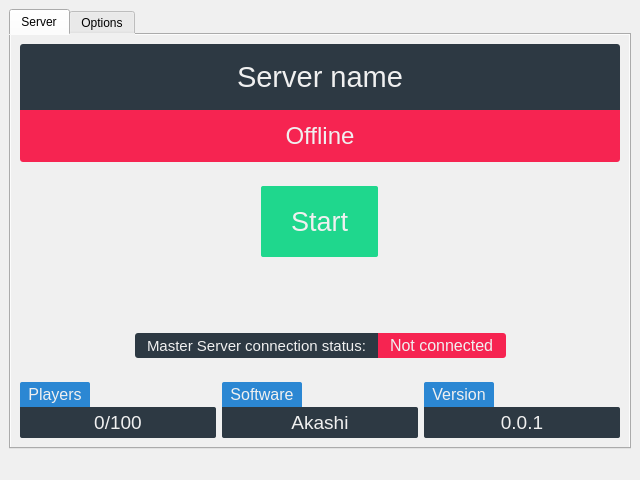
Qt form resource/forms/akashimain.ui (AttorneyOnline/akashi) before a commit.
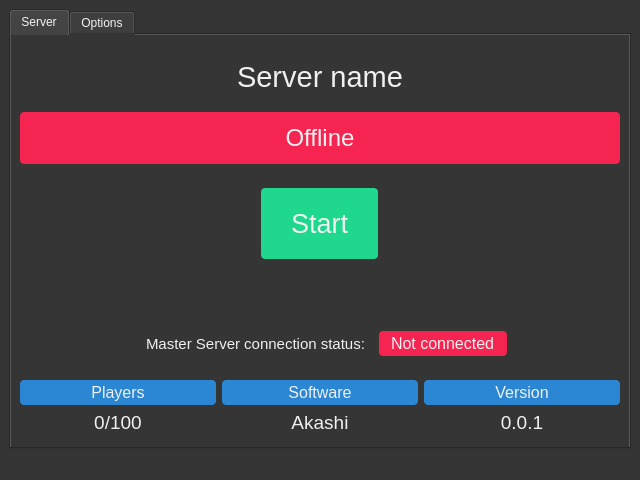
The same form after that commit.

Commit message: Add AGPL notice

```diff
--- a/resource/forms/akashimain.ui
+++ b/resource/forms/akashimain.ui
@@ -25,7 +25,8 @@
    <enum>Qt::LeftToRight</enum>
   </property>
   <property name="styleSheet">
-   <string notr="true">background-color: rgb(240, 240, 240);</string>
+   <string notr="true">/*background-color: rgb(240, 240, 240);*/
+background-color: rgb(53, 53, 53);</string>
   </property>
   <property name="tabShape">
    <enum>QTabWidget::Rounded</enum>
@@ -37,11 +38,17 @@
     </font>
    </property>
    <layout class="QHBoxLayout" name="horizontalLayout">
+    <property name="spacing">
+     <number>0</number>
+    </property>
     <item>
      <widget class="QTabWidget" name="tabWidget">
       <property name="autoFillBackground">
        <bool>false</bool>
       </property>
+      <property name="styleSheet">
+       <string notr="true">color: rgb(243, 243, 243);</string>
+      </property>
       <property name="currentIndex">
        <number>0</number>
       </property>
@@ -68,6 +75,15 @@
         <property name="leftMargin">
          <number>9</number>
         </property>
+        <property name="topMargin">
+         <number>9</number>
+        </property>
+        <property name="rightMargin">
+         <number>9</number>
+        </property>
+        <property name="bottomMargin">
+         <number>9</number>
+        </property>
         <item>
          <widget class="QLabel" name="label_ServerName">
           <property name="enabled">
@@ -91,11 +107,12 @@
            <bool>false</bool>
           </property>
           <property name="styleSheet">
-           <string notr="true">background-color: rgb(45, 57, 67);
+           <string notr="true">/*background-color: rgb(45, 57, 67);*/
+background-color: rgba(191, 64, 64, 0);
 color: rgb(240, 240, 240);
 padding: 16px 3px 16px 3px;
-border-top-left-radius: 3px;
-border-top-right-radius: 3px;</string>
+border-radius: 4px;
+/*background-color: qlineargradient(spread:pad, x1:0, y1:1, x2:0, y2:0, stop:0 rgba(11, 24, 35, 255), stop:1 rgba(61, 73, 82, 255));*/</string>
           </property>
           <property name="text">
            <string>Server name</string>
@@ -105,6 +122,22 @@
           </property>
          </widget>
         </item>
+        <item>
+         <spacer name="verticalSpacer">
+          <property name="orientation">
+           <enum>Qt::Vertical</enum>
+          </property>
+          <property name="sizeType">
+           <enum>QSizePolicy::Fixed</enum>
+          </property>
+          <property name="sizeHint" stdset="0">
+           <size>
+            <width>2</width>
+            <height>2</height>
+           </size>
+          </property>
+         </spacer>
+        </item>
         <item>
          <widget class="QLabel" name="label_ServerStatus">
           <property name="sizePolicy">
@@ -122,8 +155,8 @@
            <string notr="true">color: rgb(240, 240, 240);
 background-color: rgb(246, 36, 81);
 padding: 12px 18px 12px 18px;
-border-bottom-left-radius: 3px;
-border-bottom-right-radius: 3px;</string>
+border-radius: 4px;
+/*background-color: qlineargradient(spread:pad, x1:0, y1:1, x2:0, y2:0, stop:0 rgba(202, 0, 43, 255), stop:1 rgba(255, 43, 89, 255));*/</string>
           </property>
           <property name="text">
            <string>Offline</string>
@@ -194,8 +227,9 @@
             <property name="styleSheet">
              <string notr="true">QPushButton {
     border: none;
-    border-radius: 2px;
+    border-radius: 4px;
 	background-color: rgb(31, 215, 141);
+	/*background-color: qlineargradient(spread:pad, x1:0, y1:1, x2:0, y2:0, stop:0 rgba(0, 193, 115, 255), stop:1 rgba(33, 251, 163, 255));*/
 	color: rgb(240, 240, 240);
     padding: 20px 30px 20px 30px;
 }
@@ -237,7 +271,7 @@
         <item>
          <layout class="QHBoxLayout" name="horizontalLayout_MS">
           <property name="spacing">
-           <number>0</number>
+           <number>2</number>
           </property>
           <item>
            <spacer name="horizontalSpacer_MS_L">
@@ -267,11 +301,12 @@
             </property>
             <property name="styleSheet">
              <string notr="true">background-color: rgb(45, 57, 67);
+background-color: rgb(45, 57, 67, 0);
 color: rgb(240, 240, 240);
 /*padding: 16px 3px 16px 3px;*/
 padding: 3px 8px 3px 8px;
-border-top-left-radius: 3px;
-border-bottom-left-radius: 3px;</string>
+border-radius: 4px;
+/*background-color: qlineargradient(spread:pad, x1:0, y1:1, x2:0, y2:0, stop:0 rgba(11, 24, 35, 255), stop:1 rgba(61, 73, 82, 255));*/</string>
             </property>
             <property name="text">
              <string>Master Server connection status:</string>
@@ -294,9 +329,9 @@
             <property name="styleSheet">
              <string notr="true">color: rgb(240, 240, 240);
 background-color: rgb(246, 36, 81);
-border-top-right-radius: 3px;
-border-bottom-right-radius: 3px;
-padding: 3px 8px 3px 8px;</string>
+border-radius: 4px;
+padding: 3px 8px 3px 8px;
+/*background-color: qlineargradient(spread:pad, x1:0, y1:1, x2:0, y2:0, stop:0 rgba(202, 0, 43, 255), stop:1 rgba(255, 43, 89, 255));*/</string>
             </property>
             <property name="text">
              <string>Not connected</string>
@@ -354,7 +389,7 @@
           <item>
            <layout class="QVBoxLayout" name="verticalLayout_Players" stretch="0,0">
             <property name="spacing">
-             <number>0</number>
+             <number>2</number>
             </property>
             <property name="sizeConstraint">
              <enum>QLayout::SetDefaultConstraint</enum>
@@ -362,7 +397,7 @@
             <item>
              <widget class="QLabel" name="label_Players">
               <property name="sizePolicy">
-               <sizepolicy hsizetype="Fixed" vsizetype="Preferred">
+               <sizepolicy hsizetype="Preferred" vsizetype="Preferred">
                 <horstretch>0</horstretch>
                 <verstretch>0</verstretch>
                </sizepolicy>
@@ -372,12 +407,15 @@
                 <pointsize>12</pointsize>
                </font>
               </property>
+              <property name="layoutDirection">
+               <enum>Qt::LeftToRight</enum>
+              </property>
               <property name="styleSheet">
                <string notr="true">color: rgb(240, 240, 240);
 background-color: rgb(43, 135, 211);
 padding: 3px 8px 3px 8px;
-border-top-left-radius: 2px;
-border-top-right-radius: 2px;</string>
+border-radius: 4px;
+/*background-color: qlineargradient(spread:pad, x1:0, y1:1, x2:0, y2:0, stop:0 rgba(36, 128, 204, 255), stop:1 rgba(78, 175, 255, 255));*/</string>
               </property>
               <property name="frameShape">
                <enum>QFrame::NoFrame</enum>
@@ -411,11 +449,12 @@
               </property>
               <property name="styleSheet">
                <string notr="true">color: rgb(240, 240, 240);
-background-color: rgb(45, 57, 67);
+/*background-color: rgb(45, 57, 67);*/
+background-color: rgb(45, 57, 67, 0);
 padding: 4px 8px 4px 8px;
 border-top-right-radius: 2px;
-border-bottom-left-radius: 2px;
-border-bottom-right-radius: 2px;</string>
+border-radius: 4px;
+/*background-color: qlineargradient(spread:pad, x1:0, y1:1, x2:0, y2:0, stop:0 rgba(11, 24, 35, 255), stop:1 rgba(61, 73, 82, 255));*/</string>
               </property>
               <property name="text">
                <string>0/100</string>
@@ -430,12 +469,12 @@
           <item>
            <layout class="QVBoxLayout" name="verticalLayout_Software">
             <property name="spacing">
-             <number>0</number>
+             <number>2</number>
             </property>
             <item>
              <widget class="QLabel" name="label_Software">
               <property name="sizePolicy">
-               <sizepolicy hsizetype="Fixed" vsizetype="Preferred">
+               <sizepolicy hsizetype="Preferred" vsizetype="Preferred">
                 <horstretch>0</horstretch>
                 <verstretch>0</verstretch>
                </sizepolicy>
@@ -449,8 +488,8 @@
                <string notr="true">color: rgb(240, 240, 240);
 background-color: rgb(43, 135, 211);
 padding: 3px 8px 3px 8px;
-border-top-left-radius: 2px;
-border-top-right-radius: 2px;</string>
+border-radius: 4px;
+/*background-color: qlineargradient(spread:pad, x1:0, y1:1, x2:0, y2:0, stop:0 rgba(36, 128, 204, 255), stop:1 rgba(78, 175, 255, 255));*/</string>
               </property>
               <property name="text">
                <string>Software</string>
@@ -469,11 +508,11 @@
               </property>
               <property name="styleSheet">
                <string notr="true">color: rgb(240, 240, 240);
-background-color: rgb(45, 57, 67);
+/*background-color: rgb(45, 57, 67);*/
+background-color: rgb(45, 57, 67, 0);
 padding: 4px 8px 4px 8px;
-border-top-right-radius: 2px;
-border-bottom-left-radius: 2px;
-border-bottom-right-radius: 2px;</string>
+border-radius: 4px;
+/*background-color: qlineargradient(spread:pad, x1:0, y1:1, x2:0, y2:0, stop:0 rgba(11, 24, 35, 255), stop:1 rgba(61, 73, 82, 255));*/</string>
               </property>
               <property name="text">
                <string>Akashi</string>
@@ -488,12 +527,12 @@
           <item>
            <layout class="QVBoxLayout" name="verticalLayout_Version">
             <property name="spacing">
-             <number>0</number>
+             <number>2</number>
             </property>
             <item>
              <widget class="QLabel" name="label_Version">
               <property name="sizePolicy">
-               <sizepolicy hsizetype="Fixed" vsizetype="Preferred">
+               <sizepolicy hsizetype="Preferred" vsizetype="Preferred">
                 <horstretch>0</horstretch>
                 <verstretch>0</verstretch>
                </sizepolicy>
@@ -507,8 +546,8 @@
                <string notr="true">color: rgb(240, 240, 240);
 background-color: rgb(43, 135, 211);
 padding: 3px 8px 3px 8px;
-border-top-left-radius: 2px;
-border-top-right-radius: 2px;</string>
+border-radius: 4px;
+/*background-color: qlineargradient(spread:pad, x1:0, y1:1, x2:0, y2:0, stop:0 rgba(36, 128, 204, 255), stop:1 rgba(78, 175, 255, 255));*/</string>
               </property>
               <property name="text">
                <string>Version</string>
@@ -527,11 +566,11 @@
               </property>
               <property name="styleSheet">
                <string notr="true">color: rgb(240, 240, 240);
-background-color: rgb(45, 57, 67);
+/*background-color: rgb(45, 57, 67);*/
+background-color: rgb(45, 57, 67, 0);
 padding: 4px 8px 4px 8px;
-border-top-right-radius: 2px;
-border-bottom-left-radius: 2px;
-border-bottom-right-radius: 2px;</string>
+border-radius: 4px;
+/*background-color: qlineargradient(spread:pad, x1:0, y1:1, x2:0, y2:0, stop:0 rgba(11, 24, 35, 255), stop:1 rgba(61, 73, 82, 255));*/</string>
               </property>
               <property name="text">
                <string>0.0.1</string>
```
Left out of the diff: 19 changed lines with no effect on the pictures.
